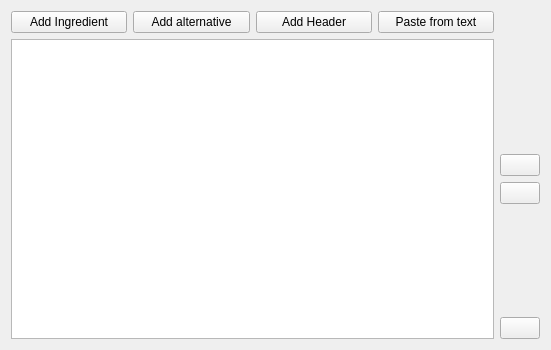
KDE/krecipes, file src/dialogs/recipeinput/ingredientseditor.ui: the form before one commit.
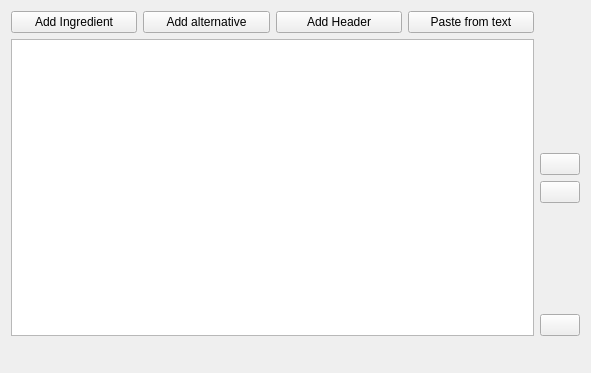
The form after the commit. Icons and pictures are not drawn. Custom widgets are drawn as their Qt base class.

```diff
--- a/src/dialogs/recipeinput/ingredientseditor.ui
+++ b/src/dialogs/recipeinput/ingredientseditor.ui
@@ -6,12 +6,12 @@
    <rect>
     <x>0</x>
     <y>0</y>
-    <width>551</width>
-    <height>350</height>
+    <width>591</width>
+    <height>373</height>
    </rect>
   </property>
-  <layout class="QHBoxLayout" name="horizontalLayout_2">
-   <item>
+  <layout class="QGridLayout" name="gridLayout">
+   <item row="0" column="0">
     <layout class="QVBoxLayout" name="verticalLayout_2">
      <item>
       <layout class="QHBoxLayout" name="horizontalLayout">
@@ -70,7 +70,7 @@
      </item>
     </layout>
    </item>
-   <item>
+   <item row="0" column="1">
     <layout class="QVBoxLayout" name="verticalLayout">
      <item>
       <spacer name="verticalSpacer_3">
@@ -140,6 +140,26 @@
      </item>
     </layout>
    </item>
+   <item row="1" column="0" colspan="2">
+    <layout class="QHBoxLayout" name="horizontalLayout_2">
+     <item>
+      <widget class="NutrientInfoStatusWidget" name="widget" native="true"/>
+     </item>
+     <item>
+      <spacer name="horizontalSpacer">
+       <property name="orientation">
+        <enum>Qt::Horizontal</enum>
+       </property>
+       <property name="sizeHint" stdset="0">
+        <size>
+         <width>40</width>
+         <height>20</height>
+        </size>
+       </property>
+      </spacer>
+     </item>
+    </layout>
+   </item>
   </layout>
  </widget>
  <customwidgets>
@@ -148,6 +168,12 @@
    <extends>QPushButton</extends>
    <header>kpushbutton.h</header>
   </customwidget>
+  <customwidget>
+   <class>NutrientInfoStatusWidget</class>
+   <extends>QWidget</extends>
+   <header>dialogs/recipeinput/nutrientinfostatuswidget.h</header>
+   <container>1</container>
+  </customwidget>
  </customwidgets>
  <resources/>
  <connections/>
```
Left out of the diff: 4 changed lines with no effect on the pictures.
